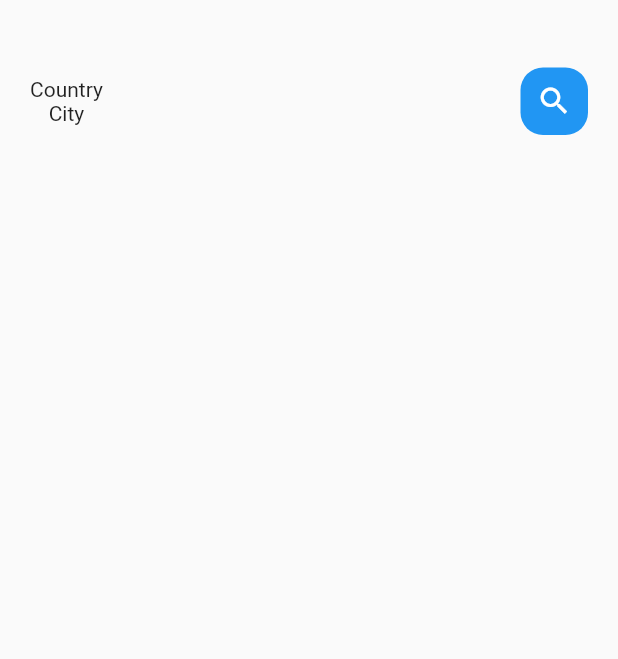
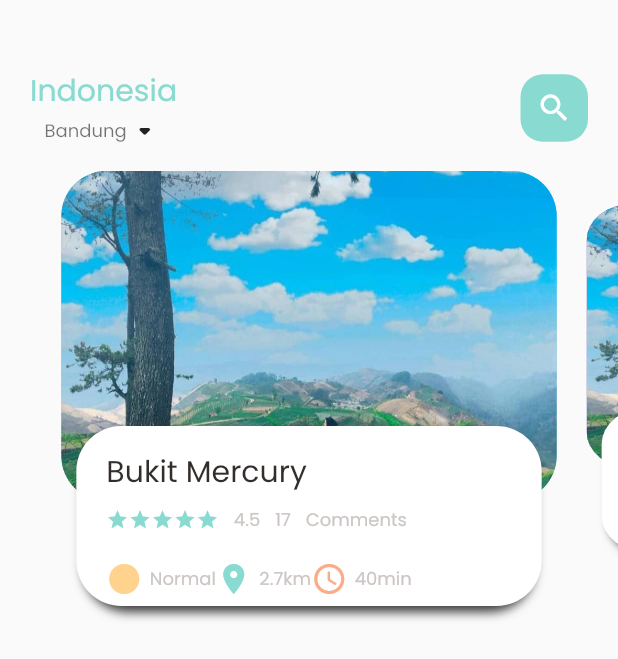
Before and after one commit to cahyaind/e_ticket, a Flutter app: the screen it shows after launch, on a phone screen of 412 x 824 dp. Shown: the top 659 px of the screen. Run offline on Flutter 3.47's test engine with Material 2 defaults, Android fonts, the phone set to English and light mode, and no system bars.

```diff
--- a/lib/home/main_tour_page.dart
+++ b/lib/home/main_tour_page.dart
@@ -1,3 +1,7 @@
+import 'package:e_ticket/home/tour_page_body.dart';
+import 'package:e_ticket/utils/colors.dart';
+import 'package:e_ticket/widgets/big_text.dart';
+import 'package:e_ticket/widgets/small_text.dart';
 import 'package:flutter/cupertino.dart';
 import 'package:flutter/material.dart';
 import 'package:flutter/src/foundation/key.dart';
@@ -25,23 +29,34 @@ class _MainTourPageState extends State<MainTourPage> {
                 children: [
                   Column(
                     children: [
-                      Text('Country'),
-                      Text('City'),
+                      BigText(text: "Indonesia", color: AppColors.mainColor),
+                      Row(
+                        children: [
+                          SmallText(text: "Bandung", color: Colors.black54),
+                          Icon(Icons.arrow_drop_down_rounded)
+                        ],
+                      ),
                     ],
                   ),
-                  Container(
-                    width: 45,
-                    height: 45,
-                    child: Icon(Icons.search, color: Colors.white,),
-                    decoration: BoxDecoration(
-                      borderRadius: BorderRadius.circular(15),
-                      color: Colors.blue,
+                  Center(
+                    child: Container(
+                      width: 45,
+                      height: 45,
+                      child: Icon(
+                        Icons.search,
+                        color: Colors.white,
+                      ),
+                      decoration: BoxDecoration(
+                        borderRadius: BorderRadius.circular(15),
+                        color: AppColors.mainColor, //ClassName.memberName
+                      ),
                     ),
                   ),
                 ],
               ),
             ),
           ),
+          TourPageBody(),
         ],
       ),
     );
--- /dev/null
+++ b/lib/home/tour_page_body.dart
@@ -0,0 +1,175 @@
+import 'package:e_ticket/utils/colors.dart';
+import 'package:e_ticket/widgets/big_text.dart';
+import 'package:e_ticket/widgets/icon_and_text_widget.dart';
+import 'package:e_ticket/widgets/small_text.dart';
+import 'package:flutter/material.dart';
+
+class TourPageBody extends StatefulWidget {
+  const TourPageBody({Key? key}) : super(key: key);
+
+  @override
+  State<TourPageBody> createState() => _TourPageBodyState();
+}
+
+class _TourPageBodyState extends State<TourPageBody> {
+  PageController pageController = PageController(viewportFraction: 0.85);
+  var _currPageValue = 0.0;
+
+  double _scaleFactor = 0.8;
+  double _height = 220;
+
+  // move left and right; zoom in zoom out
+  // init state to initialize yg diperlukan things that your page should need
+  @override
+  void initState() {
+    super.initState();
+    pageController.addListener(() {
+      setState(() {
+        _currPageValue = pageController.page!; //page! = page value
+        // print("Current value is "+_currPageValue.toString());
+      });
+    });
+  }
+
+  // dispose adalah metode yang dipicu setiap kali objek yang dibuat dari widget stateful dihapus secara permanen dari pohon widget.
+  @override
+  void dispose() {
+    pageController.dispose();
+  }
+
+  @override
+  Widget build(BuildContext context) {
+    return Container(
+      height: 320,
+      child: PageView.builder(
+        controller: pageController,
+        itemCount: 5,
+        itemBuilder: (context, position) {
+          return _buildPageItem(position);
+        },
+      ),
+    );
+  }
+
+  Widget _buildPageItem(int index) {
+
+    Matrix4 matrix = new Matrix4.identity();
+    if (index == _currPageValue.floor())
+    {  // left
+      var currScale = 1-(_currPageValue-index)*(1-_scaleFactor);
+      var currTrans = _height*(1-currScale)/2;
+      matrix = Matrix4.diagonal3Values(1, currScale, 1)..setTranslationRaw(0, currTrans, 0);
+    } else if (index == _currPageValue.floor()+1)
+    { // right
+      var currScale = _scaleFactor+(_currPageValue-index+1)*(1-_scaleFactor);
+      var currTrans = _height*(1-currScale)/2;  // 1/10*220=22
+      matrix = Matrix4.diagonal3Values(1, currScale, 1);
+      matrix = Matrix4.diagonal3Values(1, currScale, 1)..setTranslationRaw(0, currTrans, 0);
+    } else if (index == _currPageValue.floor()-1)
+    { // left
+      var currScale = 1-(_currPageValue-index)*(1-_scaleFactor);
+      var currTrans = _height*(1-currScale)/2;
+      matrix = Matrix4.diagonal3Values(1, currScale, 1);
+      matrix = Matrix4.diagonal3Values(1, currScale, 1)..setTranslationRaw(0, currTrans, 0);
+    } else
+    { // agar saat scrolling left/right auto kecil height-nya
+      var currScale = 0.8;
+      matrix = Matrix4.diagonal3Values(1, currScale, 1)..setTranslationRaw(0, _height*(1-_scaleFactor), 1);
+    }
+
+    return Transform(
+      transform: matrix,
+      child: Stack(
+        children: [
+          // untuk image
+          Container(
+            height: 220,
+            margin: const EdgeInsets.only(left: 10, right: 10),
+            decoration: BoxDecoration(
+              borderRadius: BorderRadius.circular(30),
+              color: index.isEven ? Color(0xff69c5df) : Color(0xff9294cc),
+              image: const DecorationImage(
+                fit: BoxFit.cover,
+                image: AssetImage('assets/image/tour1.jpg'),
+              ),
+            ),
+          ),
+          // untuk deskripsi
+          Align(
+            alignment: Alignment.bottomCenter,
+            child: Container(
+              height: 120,
+              margin: const EdgeInsets.only(left: 25, right: 25, bottom: 30),
+              decoration: BoxDecoration(
+                borderRadius: BorderRadius.circular(30),
+                color: Colors.white,
+                boxShadow: [
+                  BoxShadow(
+                    color: Color(0xff383838),
+                    blurRadius: 5.0,
+                    offset: Offset(0, 4) // x , y axis 5 pixel
+                  ),
+                  BoxShadow(
+                    color: Colors.white,
+                    offset: Offset(-5, 0),
+                  ),
+                  BoxShadow(
+                    color: Colors.white,
+                    offset: Offset(5, 0),
+                  ),
+                ],
+              ),
+              child: Container(
+                padding: EdgeInsets.only(top: 15, left: 15, right: 15),
+                child: Column(
+                  crossAxisAlignment: CrossAxisAlignment.start,
+                  children: [
+                    BigText(text: "Bukit Mercury"),
+                    const SizedBox(height: 10),
+                    Row(
+                      children: [
+                        Wrap(
+                          children: List.generate(
+                            5,
+                            (index) => Icon(Icons.star,
+                                color: AppColors.mainColor, size: 15),
+                          ),
+                        ),
+                        const SizedBox(width: 10),
+                        SmallText(text: "4.5"),
+                        const SizedBox(width: 10),
+                        SmallText(text: "17"),
+                        const SizedBox(width: 10),
+                        SmallText(text: "Comments"),
+                      ],
+                    ),
+                    const SizedBox(height: 20),
+                    Row(
+                      children: [
+                        IconAndTextWidget(
+                          icon: Icons.circle_sharp,
+                          text: "Normal",
+                          iconColor: AppColors.iconColor1,
+                        ),
+                        IconAndTextWidget(
+                          icon: Icons.location_on,
+                          text: "2.7km",
+                          iconColor: AppColors.mainColor,
+                        ),
+                        IconAndTextWidget(
+                          icon: Icons.access_time_rounded,
+                          text: "40min",
+                          iconColor: AppColors.iconColor2,
+                        ),
+                      ],
+                    ),
+                  ],
+                ),
+              ),
+            ),
+          ),
+        ],
+      ),
+    );
+  }
+}
--- /dev/null
+++ b/lib/widgets/big_text.dart
@@ -0,0 +1,35 @@
+import 'package:flutter/cupertino.dart';
+import 'package:flutter/src/foundation/key.dart';
+import 'package:flutter/src/widgets/framework.dart';
+
+// this is the class who reusable text for my app
+class BigText extends StatelessWidget {
+  // dynamic class
+  Color? color; //color is optional
+  final String text;
+  double size;
+  TextOverflow overFlow;
+
+  BigText(
+      {Key? key,
+      this.color = const Color(0xff332D2B),
+      required this.text,
+      this.size = 20,
+      this.overFlow = TextOverflow.ellipsis})
+      : super(key: key);
+
+  @override
+  Widget build(BuildContext context) {
+    return Text(
+      text,
+      maxLines: 1,
+      overflow: overFlow,
+      style: TextStyle(
+        fontFamily: 'Poppins',
+        color: color,
+        fontSize: size,
+        fontWeight: FontWeight.w400,
+      ),
+    );
+  }
+}
--- /dev/null
+++ b/lib/widgets/icon_and_text_widget.dart
@@ -0,0 +1,26 @@
+import 'package:e_ticket/widgets/small_text.dart';
+import 'package:flutter/cupertino.dart';
+
+class IconAndTextWidget extends StatelessWidget {
+  final IconData icon;
+  final String text;
+  final Color iconColor;
+
+  const IconAndTextWidget(
+      {Key? key,
+      required this.icon,
+      required this.text,
+      required this.iconColor})
+      : super(key: key);
+
+  @override
+  Widget build(BuildContext context) {
+    return Row(
+      children: [
+        Icon(icon, color: iconColor),
+        const SizedBox(width: 5),
+        SmallText(text: text),
+      ],
+    );
+  }
+}
--- /dev/null
+++ b/lib/widgets/small_text.dart
@@ -0,0 +1,33 @@
+import 'package:flutter/cupertino.dart';
+import 'package:flutter/src/foundation/key.dart';
+import 'package:flutter/src/widgets/framework.dart';
+
+// this is the class who reusable text for my app
+class SmallText extends StatelessWidget {
+  // dynamic class
+  Color? color; //color is optional
+  final String text;
+  double size;
+  double height;
+
+  SmallText(
+      {Key? key,
+      this.color = const Color(0xffCCC7C5),
+      required this.text,
+      this.size = 12,
+      this.height = 1.2})
+      : super(key: key);
+
+  @override
+  Widget build(BuildContext context) {
+    return Text(
+      text,
+      style: TextStyle(
+        fontFamily: 'Poppins',
+        color: color,
+        fontSize: size,
+        height: height,
+      ),
+    );
+  }
+}
```
Also changed, not shown: pubspec.yaml (+13 -9 lines), assets/image/tour1.jpg (added).
